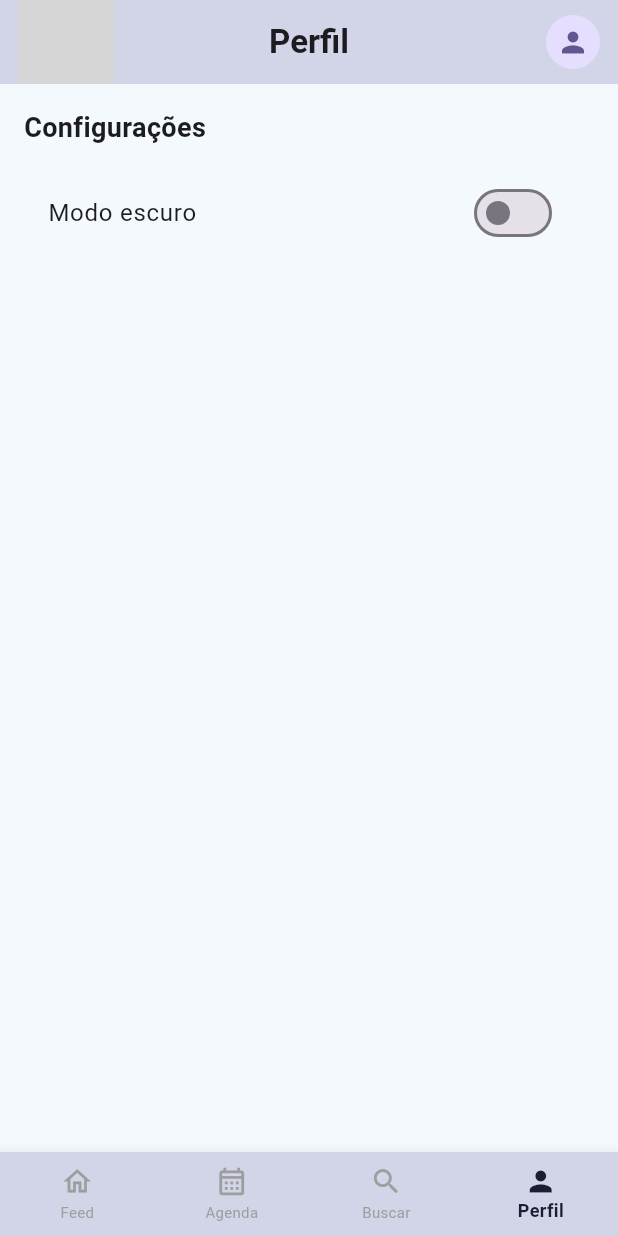
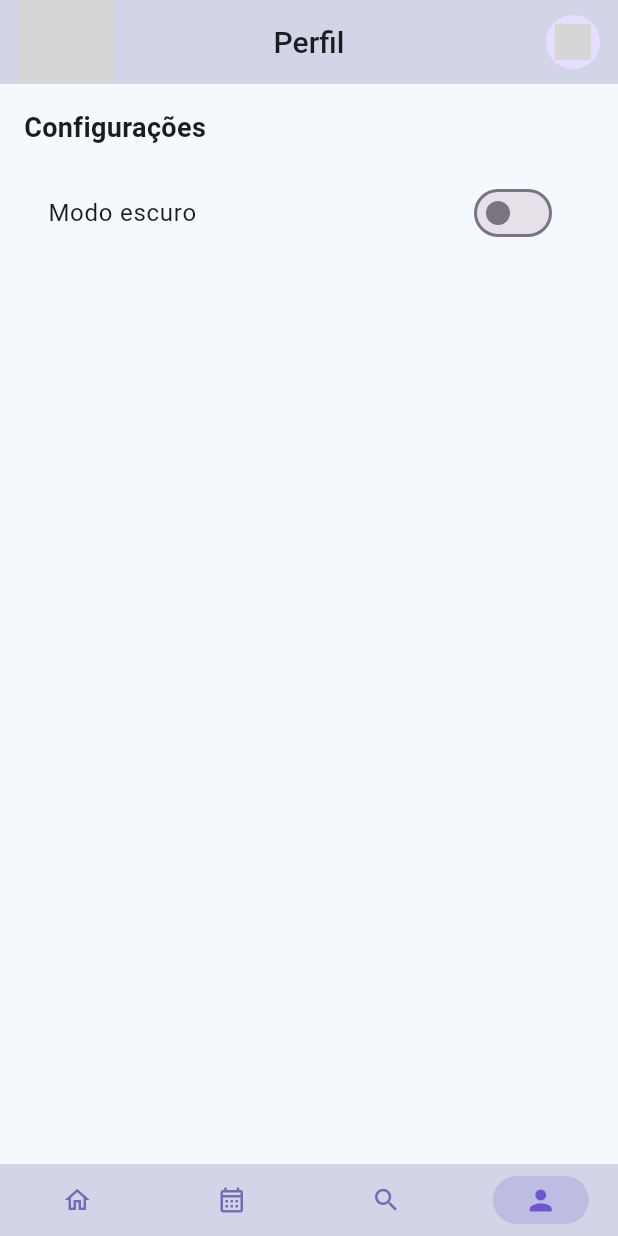
Before and after one commit to romatorres/freelamusic, a Flutter app: the screen it shows after launch, item 4 of the bottom bar chosen, on a phone screen of 412 x 824 dp. Run offline on Flutter 3.47's test engine with Material 3 defaults, Android fonts, the light colour scheme and no system bars; grey boxes are pictures that could not be loaded.

Commit message:
appbar paginas

```diff
--- a/lib/core/theme/app_theme.dart
+++ b/lib/core/theme/app_theme.dart
@@ -54,12 +54,33 @@ class AppTheme {
       ),
     ),
 
-    bottomNavigationBarTheme: const BottomNavigationBarThemeData(
+    navigationBarTheme: NavigationBarThemeData(
+      height: 48,
       backgroundColor: secondary,
-      selectedItemColor: backgroundDark,
-      unselectedItemColor: Colors.grey,
-      selectedLabelStyle: TextStyle(fontSize: 12, fontWeight: FontWeight.bold),
-      unselectedLabelStyle: TextStyle(fontSize: 10),
+      indicatorColor: primary.withValues(alpha: 0.2),
+      labelBehavior: NavigationDestinationLabelBehavior.alwaysHide,
+      indicatorShape: RoundedRectangleBorder(
+        borderRadius: BorderRadius.circular(50),
+      ),
+      iconTheme: WidgetStateProperty.resolveWith((states) {
+        if (states.contains(WidgetState.selected)) {
+          return const IconThemeData(color: primary, size: 22);
+        }
+        return const IconThemeData(
+          color: Color.fromARGB(255, 121, 107, 179),
+          size: 20,
+        );
+      }),
+      labelTextStyle: WidgetStateProperty.resolveWith((states) {
+        if (states.contains(WidgetState.selected)) {
+          return const TextStyle(
+            fontSize: 11,
+            fontWeight: FontWeight.w600,
+            color: primary,
+          );
+        }
+        return const TextStyle(fontSize: 10, color: Colors.black54);
+      }),
     ),
   );
 
--- a/lib/core/widgets/app_app_bar.dart
+++ b/lib/core/widgets/app_app_bar.dart
@@ -38,7 +38,8 @@ class AppAppBar extends StatelessWidget implements PreferredSizeWidget {
       title: Text(
         title,
         style: theme.textTheme.titleLarge?.copyWith(
-          fontWeight: FontWeight.bold,
+          fontWeight: FontWeight.w500,
+          fontSize: 20,
         ),
       ),
       centerTitle: true,
--- a/lib/features/feed/data/datasources/mock_post_data.dart
+++ b/lib/features/feed/data/datasources/mock_post_data.dart
@@ -5,9 +5,9 @@ final List<PostModel> mockPost = [
     id: '1',
     userName: 'Roma Torres',
     userRole: 'Guitarrista',
-    userAvatar: 'images/avatar.jpg',
+    userAvatar: 'images/avatar1.jpg',
     content: 'Disponível para shows neste final de semana! 🎸🔥',
-    imageUrl: 'images/post.jpg',
+    imageUrl: 'images/post1.jpg',
     likes: 24,
     comments: 5,
   ),
@@ -15,9 +15,9 @@ final List<PostModel> mockPost = [
     id: '2',
     userName: 'Banda Aurora',
     userRole: 'Banda • Rock Alternativo',
-    userAvatar: 'images/avatar.jpg',
+    userAvatar: 'images/avatar2.jpg',
     content: 'Procuramos baixista para projeto autoral. 🎶🎤',
-    imageUrl: 'images/post.jpg',
+    imageUrl: 'images/post2.jpg',
     likes: 42,
     comments: 12,
   ),
@@ -25,9 +25,9 @@ final List<PostModel> mockPost = [
     id: '3',
     userName: 'Maria Souza',
     userRole: 'Cantora • Rio de Janeiro',
-    userAvatar: 'images/avatar.jpg',
+    userAvatar: 'images/avatar4.jpg',
     content: 'Agenda aberta para eventos corporativos e casamentos 💍🎵',
-    imageUrl: 'images/post.jpg',
+    imageUrl: 'images/post4.jpg',
     likes: 18,
     comments: 3,
   ),
@@ -35,9 +35,9 @@ final List<PostModel> mockPost = [
     id: '4',
     userName: 'Carlos Jose',
     userRole: 'Cantor • Rio de Janeiro',
-    userAvatar: 'images/avatar.jpg',
+    userAvatar: 'images/avatar3.jpg',
     content: 'Agenda aberta para eventos corporativos e casamentos 💍🎵',
-    imageUrl: 'images/post.jpg',
+    imageUrl: 'images/post3.jpg',
     likes: 18,
     comments: 3,
   ),
--- a/lib/features/feed/presentation/pages/feed_page.dart
+++ b/lib/features/feed/presentation/pages/feed_page.dart
@@ -27,7 +27,7 @@ class _FeedPageState extends State<FeedPage> {
       appBar: const AppAppBar(
         title: 'Feed',
         showBack: false,
-        userAvatar: 'images/avatar1.jpg',
+        userAvatar: 'images/avatar.jpg',
       ),
       body: FutureBuilder<List<PostModel>>(
         future: _postsFuture,
--- a/lib/features/home/presentation/pages/home_page.dart
+++ b/lib/features/home/presentation/pages/home_page.dart
@@ -25,31 +25,29 @@ class _HomePageState extends State<HomePage> {
   Widget build(BuildContext context) {
     return Scaffold(
       body: IndexedStack(index: _currentIndex, children: _pages),
-      bottomNavigationBar: BottomNavigationBar(
-        type: BottomNavigationBarType.fixed,
-        currentIndex: _currentIndex,
-        iconSize: 22,
-        onTap: (index) => setState(() => _currentIndex = index),
-        items: const [
-          BottomNavigationBarItem(
+      bottomNavigationBar: NavigationBar(
+        selectedIndex: _currentIndex,
+        onDestinationSelected: (index) => setState(() => _currentIndex = index),
+        destinations: const [
+          NavigationDestination(
             icon: Icon(Icons.home_outlined),
-            activeIcon: Icon(Icons.home),
-            label: 'Feed',
+            selectedIcon: Icon(Icons.home),
+            label: '',
           ),
-          BottomNavigationBarItem(
+          NavigationDestination(
             icon: Icon(Icons.calendar_month_outlined),
-            activeIcon: Icon(Icons.calendar_month),
-            label: 'Agenda',
+            selectedIcon: Icon(Icons.calendar_month),
+            label: '',
           ),
-          BottomNavigationBarItem(
+          NavigationDestination(
             icon: Icon(Icons.search_outlined),
-            activeIcon: Icon(Icons.search),
-            label: 'Buscar',
+            selectedIcon: Icon(Icons.search_sharp),
+            label: '',
           ),
-          BottomNavigationBarItem(
+          NavigationDestination(
             icon: Icon(Icons.person_outline),
-            activeIcon: Icon(Icons.person),
-            label: 'Perfil',
+            selectedIcon: Icon(Icons.person),
+            label: '',
           ),
         ],
       ),
--- a/lib/features/profile/presentation/page/profile_page.dart
+++ b/lib/features/profile/presentation/page/profile_page.dart
@@ -8,7 +8,11 @@ class ProfilePage extends StatelessWidget {
   @override
   Widget build(BuildContext context) {
     return Scaffold(
-      appBar: const AppAppBar(title: 'Perfil', showBack: false),
+      appBar: const AppAppBar(
+        title: 'Perfil',
+        showBack: false,
+        userAvatar: 'images/avatar.jpg',
+      ),
       body: Padding(
         padding: const EdgeInsets.all(16),
         child: Column(
--- a/lib/features/schedule/presentation/pages/schedule_page.dart
+++ b/lib/features/schedule/presentation/pages/schedule_page.dart
@@ -1,4 +1,5 @@
 import 'package:flutter/material.dart';
+import '../../../../core/widgets/app_app_bar.dart';
 
 class SchedulePage extends StatelessWidget {
   const SchedulePage({super.key});
@@ -8,7 +9,11 @@ class SchedulePage extends StatelessWidget {
     final theme = Theme.of(context);
 
     return Scaffold(
-      appBar: AppBar(title: const Text("Teste")),
+      appBar: const AppAppBar(
+        title: 'Agenda',
+        showBack: false,
+        userAvatar: 'images/avatar.jpg',
+      ),
       floatingActionButton: FloatingActionButton(
         onPressed: () {},
         backgroundColor: theme.colorScheme.primary,
--- a/lib/features/search/presentation/page/search_page.dart
+++ b/lib/features/search/presentation/page/search_page.dart
@@ -1,10 +1,18 @@
 import 'package:flutter/material.dart';
+import '../../../../core/widgets/app_app_bar.dart';
 
 class SearchPage extends StatelessWidget {
   const SearchPage({super.key});
 
   @override
   Widget build(BuildContext context) {
-    return const Scaffold(body: Center(child: Text('Buscar')));
+    return Scaffold(
+      appBar: const AppAppBar(
+        title: 'Buscar',
+        showBack: false,
+        userAvatar: 'images/avatar.jpg',
+      ),
+      body: Center(child: Text('Buscar')),
+    );
   }
 }
```
Also changed, not shown: assets/images/avatar1.jpg (renamed from assets/images/avatar.jpg), assets/images/avatar2.jpg (added), assets/images/avatar3.jpg (added), assets/images/avatar4.jpg (added), assets/images/post1.jpg (renamed from assets/images/post.jpg), assets/images/post2.jpg (added), assets/images/post3.jpg (added), assets/images/post4.jpg (added).
